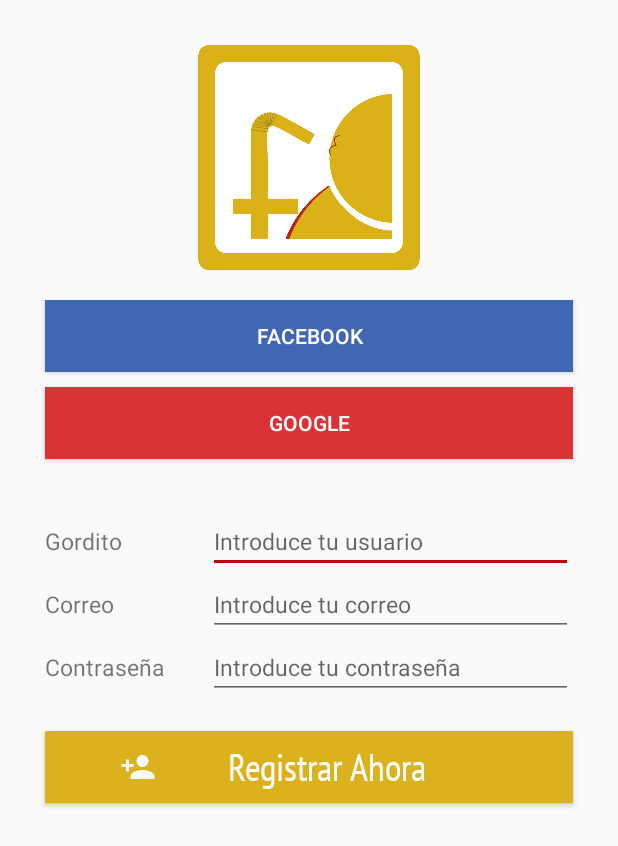
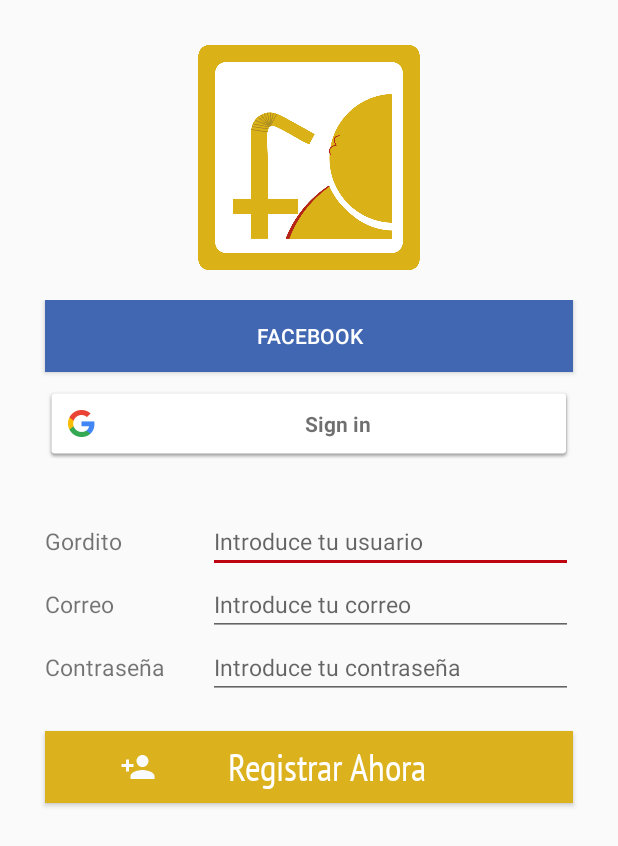
Before and after one commit to henrylopez777/PIADSW, an Android app: the registro_user screen opened directly, with no data from a screen before it, on a phone screen of 412 x 824 dp. Shown: the top 846 px of the screen. Run offline under Robolectric (Android 15) with nearby library versions, the phone set to English and light mode, and no system bars.

Commit message:
Inicio Google
Funciona inicio de google pero no sale del programa

```diff
--- a/PIA/app/build.gradle
+++ b/PIA/app/build.gradle
@@ -22,7 +22,13 @@ dependencies {
     implementation fileTree(dir: 'libs', include: ['*.jar'])
     implementation 'com.android.support:appcompat-v7:28.0.0-rc02'
     implementation 'com.android.support.constraint:constraint-layout:1.1.3'
+    implementation 'com.android.support:design:28.0.0-rc01'
     testImplementation 'junit:junit:4.12'
     androidTestImplementation 'com.android.support.test:runner:1.0.2'
     androidTestImplementation 'com.android.support.test.espresso:espresso-core:3.0.2'
+    implementation 'com.google.firebase:firebase-core:16.0.1'
+    implementation 'com.google.android.gms:play-services-auth:16.0.0'
+    implementation 'com.google.firebase:firebase-auth:16.0.1'
+
 }
+apply plugin: 'com.google.gms.google-services'
--- a/PIA/app/src/main/AndroidManifest.xml
+++ b/PIA/app/src/main/AndroidManifest.xml
@@ -18,7 +18,10 @@
         </activity>
         <activity android:name=".inicio" />
         <activity android:name=".registro_user" />
-        <activity android:name=".iniciar_sesion"></activity>
+        <activity android:name=".iniciar_sesion" />
+        <activity
+            android:name=".menuprincipal"
+            android:label="@string/title_activity_menuprincipal"></activity>
     </application>
 
 </manifest>
--- a/PIA/app/src/main/java/com/example/henrylopez/fettapp/registro_user.java
+++ b/PIA/app/src/main/java/com/example/henrylopez/fettapp/registro_user.java
@@ -1,10 +1,26 @@
 package com.example.henrylopez.fettapp;
 
+import android.content.Intent;
+import android.support.annotation.NonNull;
+import android.support.annotation.Nullable;
 import android.support.v7.app.AppCompatActivity;
 import android.os.Bundle;
+import android.view.View;
 import android.view.Window;
+import android.widget.Toast;
 
-public class registro_user extends AppCompatActivity {
+import com.google.android.gms.auth.api.Auth;
+import com.google.android.gms.auth.api.signin.GoogleSignInOptions;
+import com.google.android.gms.auth.api.signin.GoogleSignInResult;
+import com.google.android.gms.common.ConnectionResult;
+import com.google.android.gms.common.SignInButton;
+import com.google.android.gms.common.api.GoogleApiClient;
+
+public class registro_user extends AppCompatActivity implements GoogleApiClient.OnConnectionFailedListener {
+
+    private GoogleApiClient googleApiClient;
+    private SignInButton signInButton;
+    public static final int SIGN_IN_CODE =777;
 
     @Override
     protected void onCreate(Bundle savedInstanceState) {
@@ -12,5 +28,54 @@ public class registro_user extends AppCompatActivity {
         requestWindowFeature(Window.FEATURE_NO_TITLE);
         getSupportActionBar().hide();
         setContentView(R.layout.activity_registro_user);
+
+        //
+        GoogleSignInOptions gso = new GoogleSignInOptions.Builder(GoogleSignInOptions.DEFAULT_SIGN_IN)
+                .requestEmail()
+                .build();
+
+        //Inicializar API
+        googleApiClient = new GoogleApiClient.Builder(this)
+                .enableAutoManage(this,this)
+                .addApi(Auth.GOOGLE_SIGN_IN_API,gso)
+                .build();
+
+        signInButton = (SignInButton) findViewById(R.id.signInButton);
+        signInButton.setOnClickListener(new View.OnClickListener() {
+            @Override
+            public void onClick(View view) {
+                Intent intent = Auth.GoogleSignInApi.getSignInIntent(googleApiClient);
+                startActivityForResult(intent,SIGN_IN_CODE);
+            }
+        });
+    }
+
+    @Override
+    public void onConnectionFailed(@NonNull ConnectionResult connectionResult) {
+
+    }
+
+    @Override
+    protected void onActivityResult(int requestCode, int resultCode, @Nullable Intent data) {
+        super.onActivityResult(requestCode, resultCode, data);
+        if(requestCode == SIGN_IN_CODE){
+            GoogleSignInResult result = Auth.GoogleSignInApi.getSignInResultFromIntent(data);
+            handleSignInResult(result);
+        }
+    }
+
+    private void handleSignInResult(GoogleSignInResult result) {
+        if(result.isSuccess()){
+            goMainScreen();
+        }else{
+            Toast.makeText(this, R.string.not_log_in, Toast.LENGTH_SHORT).show();
+        }
+
+    }
+
+    private void goMainScreen() {
+        Intent intent = new Intent(this,menuprincipal.class);
+        intent.addFlags(Intent.FLAG_ACTIVITY_CLEAR_TOP | intent.FLAG_ACTIVITY_CLEAR_TASK | Intent.FLAG_ACTIVITY_NEW_TASK);
+        startActivity(intent);
     }
 }
--- a/PIA/app/src/main/res/layout/activity_registro_user.xml
+++ b/PIA/app/src/main/res/layout/activity_registro_user.xml
@@ -4,43 +4,50 @@
     xmlns:tools="http://schemas.android.com/tools"
     android:layout_width="match_parent"
     android:layout_height="match_parent"
-    tools:context=".registro_user"
+    android:layout_margin="10dp"
+    android:fontFamily="@font/pt_sans_narrow"
+    android:gravity="center_horizontal"
     android:orientation="vertical"
-    android:gravity="center_horizontal"
-    android:layout_margin="10dp"
-    android:fontFamily="@font/pt_sans_narrow">
+    tools:context=".registro_user">
 
     <ImageView
         android:layout_width="match_parent"
         android:layout_height="150dp"
-        android:src="@drawable/fett_iconsm"
+        android:layout_marginBottom="20dp"
         android:layout_marginTop="20dp"
-        android:layout_marginBottom="20dp"
-        />
+        android:src="@drawable/fett_iconsm" />
 
     <LinearLayout
         android:layout_width="match_parent"
         android:layout_height="120dp"
-    android:orientation="vertical"
-    >
+        android:orientation="vertical">
+
         <Button
+            android:id="@+id/btnFb"
+            android:layout_width="match_parent"
+            android:layout_height="wrap_content"
+            android:layout_marginBottom="10dp"
+            android:layout_marginLeft="20dp"
+            android:layout_marginRight="20dp"
+            android:background="#4267b2"
+            android:text="facebook"
+            android:textColor="@color/fontWithe" />
+
+        <!--<Button
+            android:id="@+id/btnGoogle"
             android:layout_width="match_parent"
             android:layout_height="wrap_content"
             android:layout_marginLeft="20dp"
             android:layout_marginRight="20dp"
-        android:background="#4267b2"
-        android:layout_marginBottom="10dp"
-        android:textColor="@color/fontWithe"
-        android:text="facebook"/>
-
-    <Button
+            android:background="#db3236"
+            android:text="Google"
+            android:textColor="@color/fontWithe" />-->
+        <com.google.android.gms.common.SignInButton
+            android:id="@+id/signInButton"
             android:layout_width="match_parent"
             android:layout_height="wrap_content"
             android:layout_marginLeft="20dp"
-        android:layout_marginRight="20dp"
-        android:text="Google"
-        android:textColor="@color/fontWithe"
-        android:background="#db3236"/>
+            android:layout_marginRight="20dp"/>
 
     </LinearLayout>
 
@@ -48,78 +55,87 @@
         android:layout_width="match_parent"
         android:layout_height="wrap_content"
         android:layout_margin="20dp">
+
         <TableRow>
+
             <TextView
                 android:layout_width="match_parent"
                 android:layout_height="wrap_content"
                 android:layout_weight="0.5"
-                android:textSize="15dp"
-                android:text="@string/user" />
+                android:text="@string/user"
+                android:textSize="15dp" />
+
             <EditText
+                android:id="@+id/edtUser"
                 android:layout_width="70sp"
                 android:layout_height="wrap_content"
                 android:layout_weight="3"
-                android:textSize="15dp"
+                android:hint="@string/IntUser"
+                android:inputType="text"
                 android:maxLines="1"
-                android:inputType="text"
-                android:hint="@string/IntUser"
-                />
+                android:textSize="15dp" />
         </TableRow>
+
         <TableRow>
+
             <TextView
                 android:layout_width="match_parent"
                 android:layout_height="wrap_content"
                 android:layout_weight="0.5"
-                android:textSize="15dp"
-                android:text="@string/email" />
+                android:text="@string/email"
+                android:textSize="15dp" />
+
             <EditText
+                android:id="@+id/edtEmail"
                 android:layout_width="70sp"
                 android:layout_height="wrap_content"
                 android:layout_weight="3"
-                android:textSize="15dp"
+                android:hint="@string/IntEmail"
                 android:inputType="textEmailAddress"
                 android:maxLines="1"
-                android:hint="@string/IntEmail"
-                />
+                android:textSize="15dp" />
         </TableRow>
+
         <TableRow>
+
             <TextView
                 android:layout_width="wrap_content"
                 android:layout_height="wrap_content"
                 android:layout_weight="0.5"
-                android:textSize="15dp"
-                android:text="@string/pass" />
+                android:text="@string/pass"
+                android:textSize="15dp" />
+
             <EditText
-                android:inputType="textPassword"
+                android:id="@+id/edtPass"
                 android:layout_width="70sp"
                 android:layout_height="wrap_content"
                 android:layout_weight="3"
-                android:textSize="15dp"
+                android:hint="@string/IntPass"
+                android:inputType="textPassword"
+
                 android:maxLines="1"
-
-                android:hint="@string/IntPass"
-                />
+                android:textSize="15dp" />
         </TableRow>
     </TableLayout>
 
     <Button
-        android:background="@color/colorPrimary"
-        android:textColor="@color/fontWithe"
-        android:fontFamily="@font/pt_sans_narrow"
-        android:textAllCaps="false"
+        android:id="@+id/btnRegistrar"
         android:layout_width="match_parent"
         android:layout_height="wrap_content"
         android:layout_marginBottom="5dp"
         android:layout_marginLeft="20dp"
         android:layout_marginRight="20dp"
         android:layout_marginTop="1dp"
-        android:text="@string/Registro"
+        android:background="@color/colorPrimary"
         android:drawableStart="@drawable/ic_person_add"
-        android:textSize="25sp"
+        android:fontFamily="@font/pt_sans_narrow"
         android:paddingEnd="50dp"
         android:paddingLeft="50dp"
+        android:text="@string/Registro"
+        android:textAllCaps="false"
+        android:textColor="@color/fontWithe"
 
-        />
+        android:textSize="25sp" />
 
 
 </android.widget.LinearLayout>
--- /dev/null
+++ b/PIA/app/src/main/res/values/dimens.xml
@@ -0,0 +1,5 @@
+<resources>
+    <!-- Default screen margins, per the Android Design guidelines. -->
+    <dimen name="activity_horizontal_margin">16dp</dimen>
+    <dimen name="activity_vertical_margin">16dp</dimen>
+</resources>
--- a/PIA/app/src/main/res/values/strings.xml
+++ b/PIA/app/src/main/res/values/strings.xml
@@ -18,6 +18,11 @@
     <string name="IntEmail">Introduce tu correo</string>
     <string name="IntUser">Introduce tu usuario</string>
     <string name="IntPass">Introduce tu contraseña</string>
+    <string name="not_log_in">No se pudo iniciar sesión</string>
+    <string name="title_activity_menuprincipal">menuprincipal</string>
+    <string name="title_home">Home</string>
+    <string name="title_dashboard">Dashboard</string>
+    <string name="title_notifications">Notifications</string>
     <!--Pantalla preferencias-->
 
     <!--Pantalla principal-->
--- a/PIA/build.gradle
+++ b/PIA/build.gradle
@@ -8,7 +8,7 @@ buildscript {
     }
     dependencies {
         classpath 'com.android.tools.build:gradle:3.1.4'
-
+        classpath 'com.google.gms:google-services:4.0.1'
 
         // NOTE: Do not place your application dependencies here; they belong
         // in the individual module build.gradle files
```
Also changed, not shown: PIA/app/src/main/java/com/example/henrylopez/fettapp/menuprincipal.java (added, +44 -0 lines), PIA/app/src/main/res/drawable/ic_dashboard_black_24dp.xml (added, +9 -0 lines), PIA/app/src/main/res/drawable/ic_home_black_24dp.xml (added, +9 -0 lines), PIA/app/src/main/res/drawable/ic_notifications_black_24dp.xml (added, +9 -0 lines), PIA/app/src/main/res/layout/activity_menuprincipal.xml (added, +33 -0 lines), PIA/app/src/main/res/menu/navigation.xml (added, +19 -0 lines), 1 other file. Lines whose indentation alone changed are shown as unchanged.
